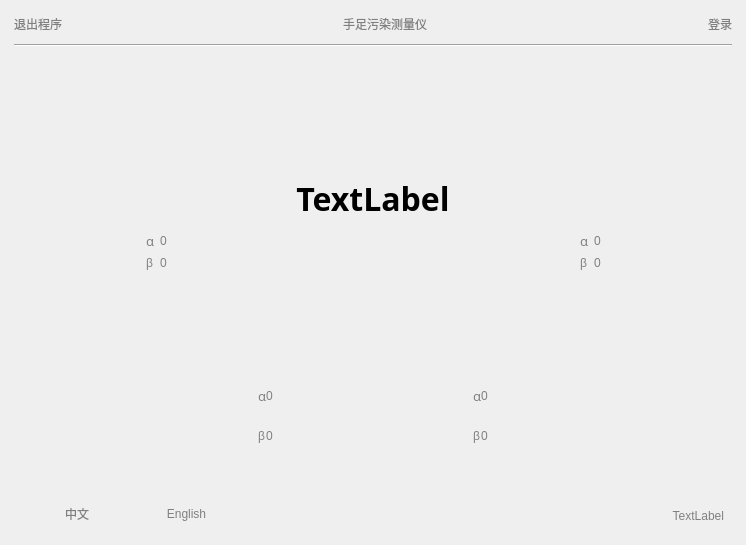
First picture: the form in Demo/deinitwidget.ui, repository 13438120136/XDemo, before the edit.
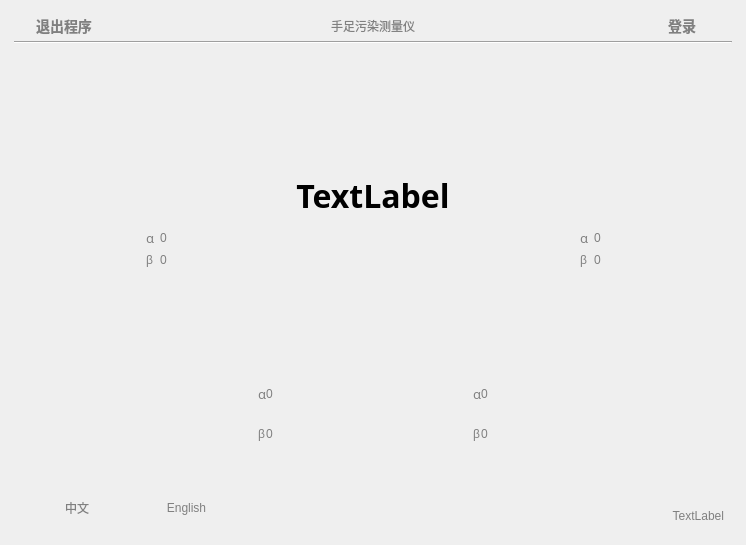
Second picture: the form after the edit. Icons and pictures are not drawn.

What changed in the file:
```diff
--- a/Demo/deinitwidget.ui
+++ b/Demo/deinitwidget.ui
@@ -33,18 +33,40 @@
 {
    border: 0px solid gray;
    color: gray;      
-   font: bold 12pt &quot;宋体&quot;;
+   font: bold 12pt &quot;黑体&quot;;
+   min-height:30px;
+   min-width:100px;
+   outline:none;
 }
 
 QLabel
 {
    color: gray;
-   font: bold 14pt &quot;宋体&quot;;
+   font: bold 14pt &quot;黑体&quot;;
 }</string>
      </property>
      <layout class="QGridLayout" name="gridLayout_18">
       <item row="0" column="0">
        <widget class="QWidget" name="widget_7" native="true">
+        <property name="styleSheet">
+         <string notr="true">QPushButton
+{   
+   background-color: rgb(255, 255, 255, 0);
+   border:0px solid red;
+   border-radius:0px;
+   font:bold 14px;
+}
+
+QPushButton:focus
+{
+   border-left-width:0px;
+   border-right-width:0px;
+   border-top-width:0px;
+   border-bottom-width:2px;   
+   border-bottom-color:  rgb(66, 189, 170);
+   color:  rgb(66, 189, 170);
+}</string>
+        </property>
         <layout class="QGridLayout" name="gridLayout_16">
          <property name="margin">
           <number>0</number>
@@ -54,12 +76,21 @@
          </property>
          <item row="0" column="0">
           <layout class="QGridLayout" name="gridLayout_15">
-           <property name="verticalSpacing">
-            <number>10</number>
+           <property name="leftMargin">
+            <number>3</number>
            </property>
-           <property name="margin">
+           <property name="topMargin">
+            <number>0</number>
+           </property>
+           <property name="rightMargin">
             <number>3</number>
            </property>
+           <property name="bottomMargin">
+            <number>0</number>
+           </property>
+           <property name="spacing">
+            <number>0</number>
+           </property>
            <item row="0" column="0">
             <widget class="QPushButton" name="exitBtn">
              <property name="text">
@@ -444,6 +475,7 @@
 QPushButton
 {
     font: 10pt &quot;黑体&quot;;
+    min-width:40px;
 }
 
 QLabel
```
Left out of the diff: 4 changed lines with no effect on the pictures.
